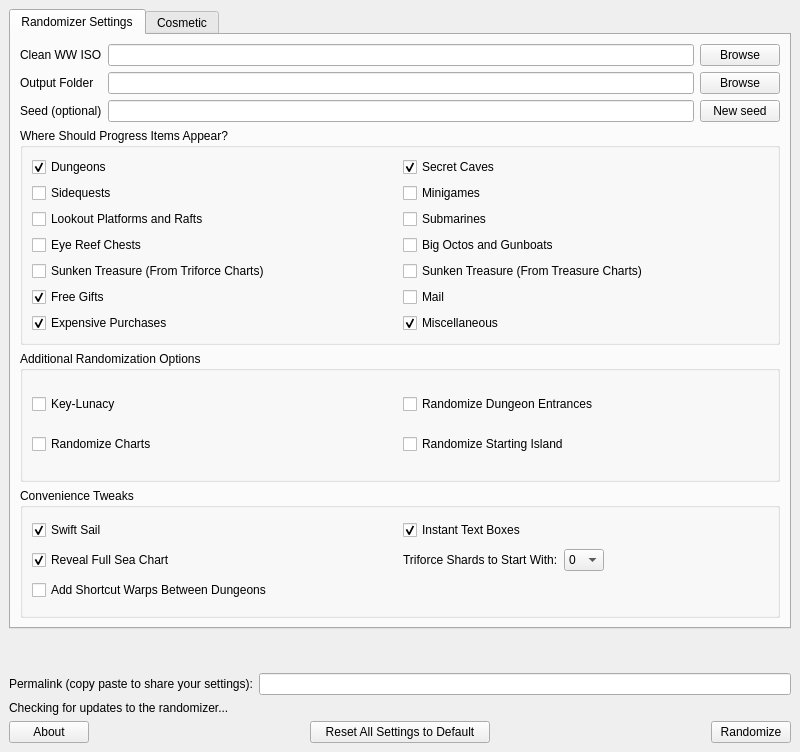
Before: the Qt Designer form ui/randomizer_window.ui in LagoLunatic/wwrando, drawn with Qt 5.
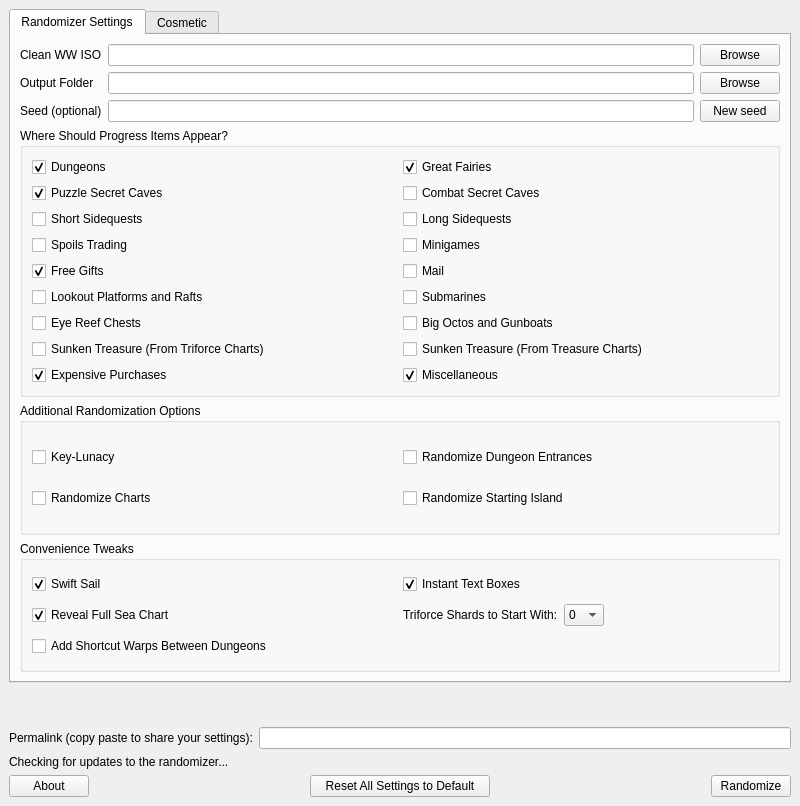
After: the same form once the commit is applied.

Patch:
```diff
--- a/ui/randomizer_window.ui
+++ b/ui/randomizer_window.ui
@@ -7,7 +7,7 @@
     <x>0</x>
     <y>0</y>
     <width>800</width>
-    <height>752</height>
+    <height>806</height>
    </rect>
   </property>
   <property name="windowTitle">
@@ -86,7 +86,7 @@
            <string>Where Should Progress Items Appear?</string>
           </property>
           <layout class="QGridLayout" name="gridLayout_2">
-           <item row="6" column="1">
+           <item row="9" column="1">
             <widget class="QCheckBox" name="progression_misc">
              <property name="text">
               <string>Miscellaneous</string>
@@ -96,52 +96,28 @@
              </property>
             </widget>
            </item>
-           <item row="1" column="0">
-            <widget class="QCheckBox" name="progression_sidequests">
-             <property name="text">
-              <string>Sidequests</string>
-             </property>
-            </widget>
-           </item>
-           <item row="4" column="1">
-            <widget class="QCheckBox" name="progression_treasure_charts">
-             <property name="text">
-              <string>Sunken Treasure (From Treasure Charts)</string>
-             </property>
-            </widget>
-           </item>
            <item row="2" column="0">
+            <widget class="QCheckBox" name="progression_short_sidequests">
+             <property name="text">
+              <string>Short Sidequests</string>
+             </property>
+            </widget>
+           </item>
+           <item row="5" column="0">
             <widget class="QCheckBox" name="progression_platforms_rafts">
              <property name="text">
               <string>Lookout Platforms and Rafts</string>
              </property>
             </widget>
            </item>
-           <item row="4" column="0">
-            <widget class="QCheckBox" name="progression_triforce_charts">
+           <item row="6" column="1">
+            <widget class="QCheckBox" name="progression_big_octos_gunboats">
              <property name="text">
-              <string>Sunken Treasure (From Triforce Charts)</string>
+              <string>Big Octos and Gunboats</string>
              </property>
             </widget>
            </item>
-           <item row="1" column="1">
-            <widget class="QCheckBox" name="progression_minigames">
-             <property name="text">
-              <string>Minigames</string>
-             </property>
-            </widget>
-           </item>
-           <item row="0" column="0">
-            <widget class="QCheckBox" name="progression_dungeons">
-             <property name="text">
-              <string>Dungeons</string>
-             </property>
-             <property name="checked">
-              <bool>true</bool>
-             </property>
-            </widget>
-           </item>
-           <item row="2" column="1">
+           <item row="5" column="1">
             <widget class="QCheckBox" name="progression_submarines">
              <property name="text">
               <string>Submarines</string>
@@ -151,31 +127,17 @@
              </property>
             </widget>
            </item>
-           <item row="0" column="1">
-            <widget class="QCheckBox" name="progression_secret_caves">
+           <item row="0" column="0">
+            <widget class="QCheckBox" name="progression_dungeons">
              <property name="text">
-              <string>Secret Caves</string>
+              <string>Dungeons</string>
              </property>
              <property name="checked">
               <bool>true</bool>
              </property>
             </widget>
            </item>
-           <item row="3" column="1">
-            <widget class="QCheckBox" name="progression_big_octos_gunboats">
-             <property name="text">
-              <string>Big Octos and Gunboats</string>
-             </property>
-            </widget>
-           </item>
-           <item row="3" column="0">
-            <widget class="QCheckBox" name="progression_eye_reef_chests">
-             <property name="text">
-              <string>Eye Reef Chests</string>
-             </property>
-            </widget>
-           </item>
-           <item row="6" column="0">
+           <item row="9" column="0">
             <widget class="QCheckBox" name="progression_expensive_purchases">
              <property name="text">
               <string>Expensive Purchases</string>
@@ -185,8 +147,77 @@
              </property>
             </widget>
            </item>
-           <item row="5" column="0">
-            <widget class="QCheckBox" name="progression_gifts">
+           <item row="6" column="0">
+            <widget class="QCheckBox" name="progression_eye_reef_chests">
+             <property name="text">
+              <string>Eye Reef Chests</string>
+             </property>
+            </widget>
+           </item>
+           <item row="3" column="0">
+            <widget class="QCheckBox" name="progression_spoils_trading">
+             <property name="text">
+              <string>Spoils Trading</string>
+             </property>
+            </widget>
+           </item>
+           <item row="3" column="1">
+            <widget class="QCheckBox" name="progression_minigames">
+             <property name="text">
+              <string>Minigames</string>
+             </property>
+            </widget>
+           </item>
+           <item row="2" column="1">
+            <widget class="QCheckBox" name="progression_long_sidequests">
+             <property name="text">
+              <string>Long Sidequests</string>
+             </property>
+            </widget>
+           </item>
+           <item row="1" column="0">
+            <widget class="QCheckBox" name="progression_puzzle_secret_caves">
+             <property name="text">
+              <string>Puzzle Secret Caves</string>
+             </property>
+             <property name="checked">
+              <bool>true</bool>
+             </property>
+            </widget>
+           </item>
+           <item row="0" column="1">
+            <widget class="QCheckBox" name="progression_great_fairies">
+             <property name="text">
+              <string>Great Fairies</string>
+             </property>
+             <property name="checked">
+              <bool>true</bool>
+             </property>
+            </widget>
+           </item>
+           <item row="1" column="1">
+            <widget class="QCheckBox" name="progression_combat_secret_caves">
+             <property name="text">
+              <string>Combat Secret Caves</string>
+             </property>
+            </widget>
+           </item>
+           <item row="7" column="0">
+            <widget class="QCheckBox" name="progression_triforce_charts">
+             <property name="text">
+              <string>Sunken Treasure (From Triforce Charts)</string>
+             </property>
+            </widget>
+           </item>
+           <item row="7" column="1">
+            <widget class="QCheckBox" name="progression_treasure_charts">
+             <property name="text">
+              <string>Sunken Treasure (From Treasure Charts)</string>
+             </property>
+            </widget>
+           </item>
+           <item row="4" column="0">
+            <widget class="QCheckBox" name="progression_free_gifts">
              <property name="text">
               <string>Free Gifts</string>
              </property>
@@ -195,7 +226,7 @@
              </property>
             </widget>
            </item>
-           <item row="5" column="1">
+           <item row="4" column="1">
             <widget class="QCheckBox" name="progression_mail">
              <property name="text">
               <string>Mail</string>
```
Left out of the diff: 12 changed lines with no effect on the pictures.
